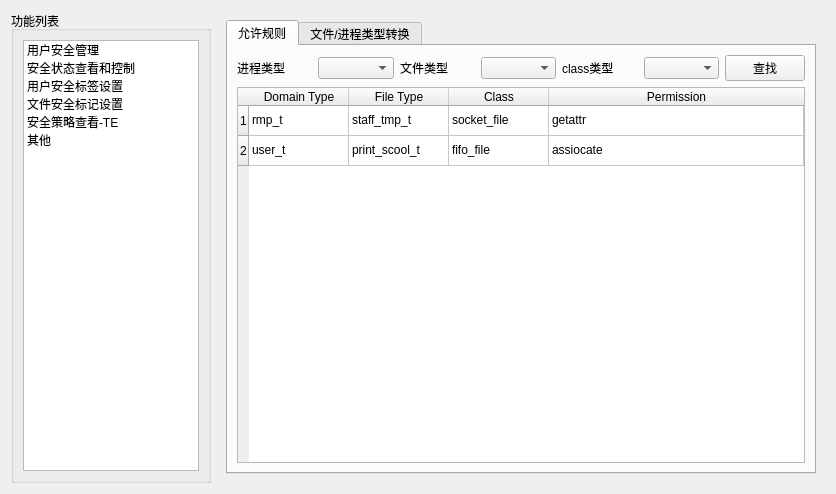
The window that SEC/tabsecritypage.ui (liuyufeng509/SecCenter) describes before a commit, drawn with Qt 5.
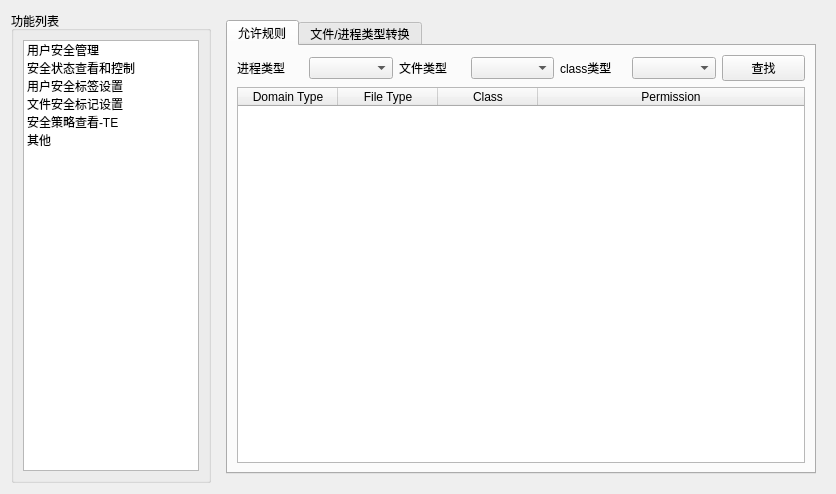
The same window after the commit. The open tabs and pages were chosen to show the change.

```diff
--- a/SEC/tabsecritypage.ui
+++ b/SEC/tabsecritypage.ui
@@ -615,6 +615,12 @@
            </item>
            <item row="0" column="0">
             <widget class="QLabel" name="label_24">
+             <property name="maximumSize">
+              <size>
+               <width>66</width>
+               <height>16777215</height>
+              </size>
+             </property>
              <property name="text">
               <string>进程类型</string>
              </property>
@@ -622,6 +628,12 @@
            </item>
            <item row="0" column="4">
             <widget class="QLabel" name="label_26">
+             <property name="maximumSize">
+              <size>
+               <width>66</width>
+               <height>16777215</height>
+              </size>
+             </property>
              <property name="text">
               <string>class类型</string>
              </property>
@@ -629,6 +641,12 @@
            </item>
            <item row="0" column="2">
             <widget class="QLabel" name="label_25">
+             <property name="maximumSize">
+              <size>
+               <width>66</width>
+               <height>16777215</height>
+              </size>
+             </property>
              <property name="text">
               <string>文件类型</string>
              </property>
@@ -652,16 +670,6 @@
              <attribute name="horizontalHeaderStretchLastSection">
               <bool>true</bool>
              </attribute>
-             <row>
-              <property name="text">
-               <string>1</string>
-              </property>
-             </row>
-             <row>
-              <property name="text">
-               <string>2</string>
-              </property>
-             </row>
              <column>
               <property name="text">
                <string>Domain Type</string>
@@ -682,46 +690,6 @@
                <string>Permission</string>
               </property>
              </column>
-             <item row="0" column="0">
-              <property name="text">
-               <string>rmp_t</string>
-              </property>
-             </item>
-             <item row="0" column="1">
-              <property name="text">
-               <string>staff_tmp_t</string>
-              </property>
-             </item>
-             <item row="0" column="2">
-              <property name="text">
-               <string>socket_file</string>
-              </property>
-             </item>
-             <item row="0" column="3">
-              <property name="text">
-               <string>getattr</string>
-              </property>
-             </item>
-             <item row="1" column="0">
-              <property name="text">
-               <string>user_t</string>
-              </property>
-             </item>
-             <item row="1" column="1">
-              <property name="text">
-               <string>print_scool_t</string>
-              </property>
-             </item>
-             <item row="1" column="2">
-              <property name="text">
-               <string>fifo_file</string>
-              </property>
-             </item>
-             <item row="1" column="3">
-              <property name="text">
-               <string>assiocate</string>
-              </property>
-             </item>
             </widget>
            </item>
           </layout>
```
Left out of the diff: 223 changed lines with no effect on the pictures.
